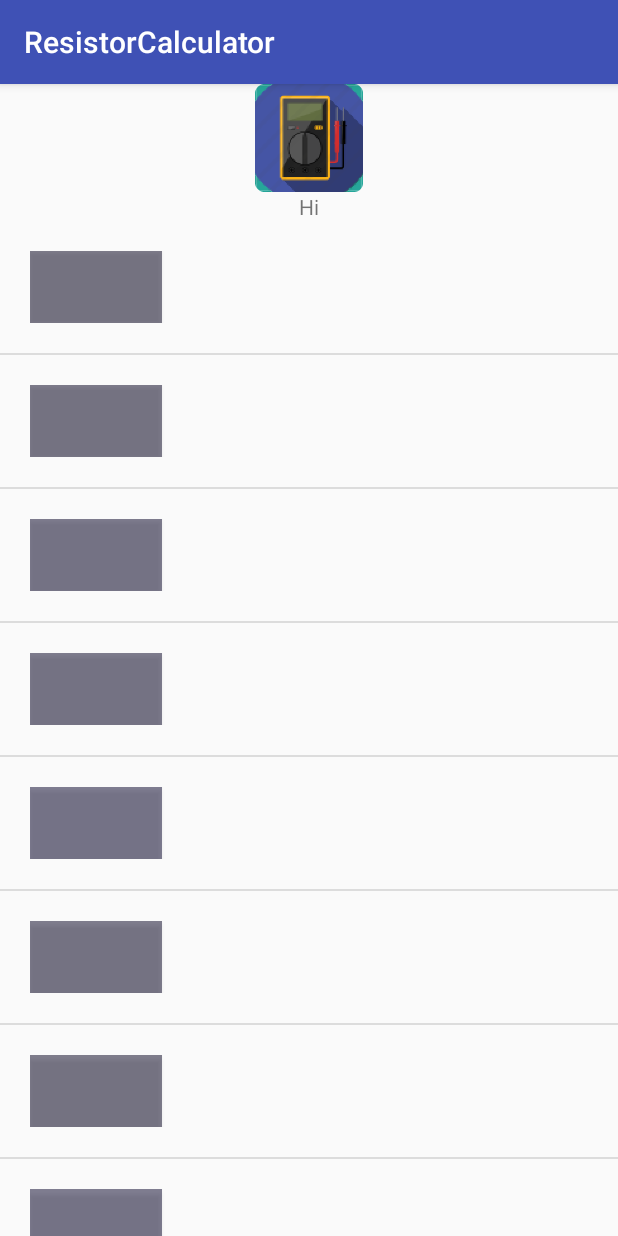
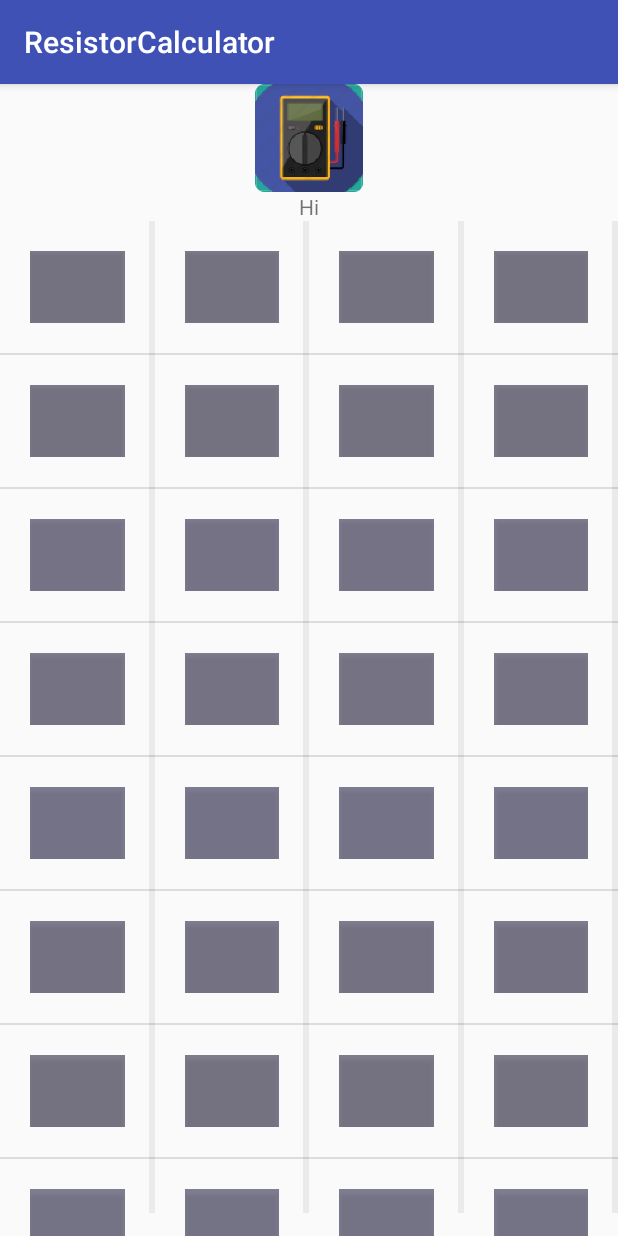
Before and after one commit to JonasKoppen/ResistorCalculator, an Android app: the ResistorCalc screen opened directly, with no data from a screen before it, on a phone screen of 412 x 824 dp. Run offline under Robolectric (Android 15) with nearby library versions, the phone set to English and light mode, and no system bars.

Commit message:
Basic Calculator, update

```diff
--- a/app/src/main/res/layout/activity_resistor_calc.xml
+++ b/app/src/main/res/layout/activity_resistor_calc.xml
@@ -27,7 +27,7 @@
 
 
     <ListView
-        android:layout_width="wrap_content"
+        android:layout_width="20dp"
         android:layout_height="wrap_content"
         android:id="@+id/firstNum"
         android:layout_row="2"
@@ -36,7 +36,7 @@
 
     </ListView>
     <ListView
-        android:layout_width="wrap_content"
+        android:layout_width="20dp"
         android:layout_height="wrap_content"
         android:id="@+id/secNum"
         android:layout_row="2"
@@ -45,7 +45,7 @@
 
     </ListView>
     <ListView
-        android:layout_width="wrap_content"
+        android:layout_width="20dp"
         android:layout_height="wrap_content"
         android:id="@+id/factor"
         android:layout_row="2"
@@ -54,7 +54,7 @@
 
     </ListView>
     <ListView
-        android:layout_width="wrap_content"
+        android:layout_width="20dp"
         android:layout_height="wrap_content"
         android:id="@+id/tolerantie"
         android:layout_row="2"
```
